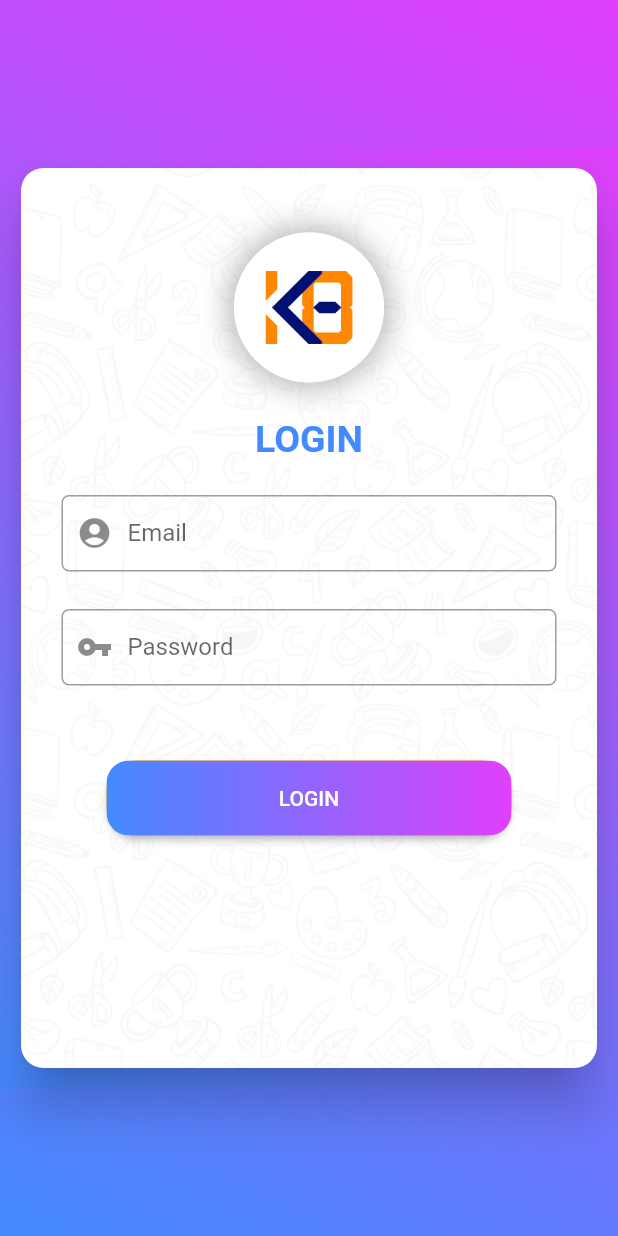
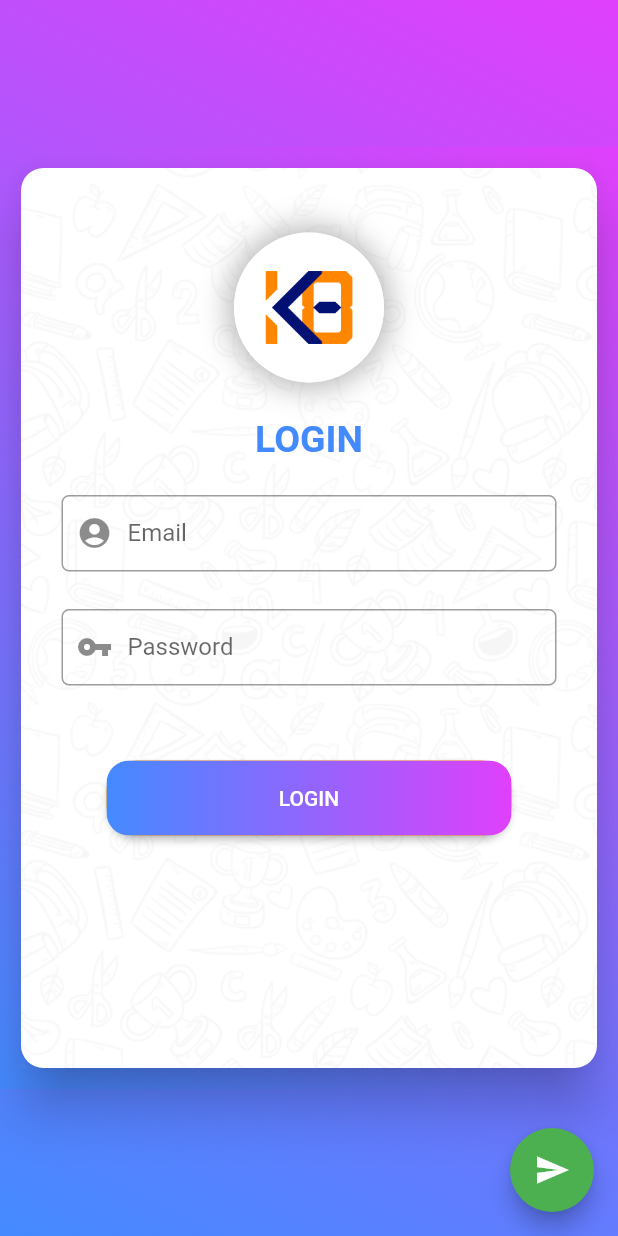
Before and after one commit to anuj72/k8_flutter, a Flutter app: the screen it shows after launch, on a phone screen of 412 x 824 dp. Run offline on Flutter 3.47's test engine with Material 2 defaults, Android fonts, the phone set to English and light mode, and no system bars; our stand-ins replace flutter_spinkit, shared_preferences; project files that could hold a hidden picture were left out.

Commit message:
4tr34tr34

```diff
--- a/lib/dashboard.dart
+++ b/lib/dashboard.dart
@@ -24,6 +24,7 @@ class Dashboard extends StatelessWidget {
               value: (dynamic _) => const _InanimatePageTransitionsBuilder()),
         ),
       ),
+
       initialRoute: RouteNames.home,
       navigatorObservers: [AppRouteObserver()],
       routes: {
--- a/lib/main.dart
+++ b/lib/main.dart
@@ -36,6 +36,14 @@ class DemoApp extends StatelessWidget {
 
 
         ),
+        floatingActionButton: FloatingActionButton(
+          onPressed: () {
+            // Add your onPressed code here!
+          },
+          child: Icon(Icons.send),
+          backgroundColor: Colors.green,
+        ),
+
       ),
 
     );
--- a/lib/pages/home_page.dart
+++ b/lib/pages/home_page.dart
@@ -164,6 +164,7 @@ class _HomePageState extends State<HomePage> {
 
             ],
           )),
+
     );
   }
 }
--- a/lib/widgets/app_scaffold.dart
+++ b/lib/widgets/app_scaffold.dart
@@ -64,7 +64,7 @@ class AppScaffold extends StatelessWidget {
                 : null,
             body: body,
           ),
-        )
+        ),
       ],
     );
   }
--- a/pubspec.yaml
+++ b/pubspec.yaml
@@ -23,6 +23,7 @@ environment:
 dependencies:
   flutter:
     sdk: flutter
+
 
 
   # The following adds the Cupertino Icons font to your application.
```
